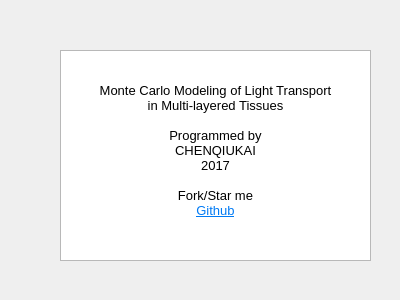
This is mainwidgets/about.ui in SimonCqk/Photon_Propagation_Simulation as Qt 5 draws it before an edit. The edited form follows.
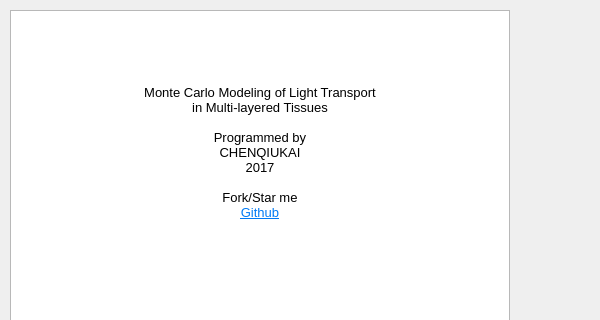
This is the edited form.

Commit message: fix open hyperlink bug

```diff
--- a/mainwidgets/about.ui
+++ b/mainwidgets/about.ui
@@ -6,8 +6,8 @@
    <rect>
     <x>0</x>
     <y>0</y>
-    <width>400</width>
-    <height>300</height>
+    <width>600</width>
+    <height>320</height>
    </rect>
   </property>
   <property name="windowTitle">
@@ -16,10 +16,10 @@
   <widget class="QTextBrowser" name="textBrowser">
    <property name="geometry">
     <rect>
-     <x>60</x>
-     <y>50</y>
-     <width>311</width>
-     <height>211</height>
+     <x>10</x>
+     <y>10</y>
+     <width>500</width>
+     <height>320</height>
     </rect>
    </property>
    <property name="font">
@@ -34,6 +34,9 @@
 &lt;/style&gt;&lt;/head&gt;&lt;body style=&quot; font-family:'Microsoft YaHei UI'; font-size:9pt; font-weight:400; font-style:normal;&quot;&gt;
 &lt;p align=&quot;center&quot; style=&quot;-qt-paragraph-type:empty; margin-top:0px; margin-bottom:0px; margin-left:0px; margin-right:0px; -qt-block-indent:0; text-indent:0px; font-family:'SimSun';&quot;&gt;&lt;br /&gt;&lt;/p&gt;
 &lt;p align=&quot;center&quot; style=&quot;-qt-paragraph-type:empty; margin-top:0px; margin-bottom:0px; margin-left:0px; margin-right:0px; -qt-block-indent:0; text-indent:0px; font-family:'SimSun';&quot;&gt;&lt;br /&gt;&lt;/p&gt;
+&lt;p align=&quot;center&quot; style=&quot;-qt-paragraph-type:empty; margin-top:0px; margin-bottom:0px; margin-left:0px; margin-right:0px; -qt-block-indent:0; text-indent:0px; font-family:'SimSun';&quot;&gt;&lt;br /&gt;&lt;/p&gt;
+&lt;p align=&quot;center&quot; style=&quot;-qt-paragraph-type:empty; margin-top:0px; margin-bottom:0px; margin-left:0px; margin-right:0px; -qt-block-indent:0; text-indent:0px; font-family:'SimSun';&quot;&gt;&lt;br /&gt;&lt;/p&gt;
+&lt;p align=&quot;center&quot; style=&quot;-qt-paragraph-type:empty; margin-top:0px; margin-bottom:0px; margin-left:0px; margin-right:0px; -qt-block-indent:0; text-indent:0px; font-family:'SimSun';&quot;&gt;&lt;br /&gt;&lt;/p&gt;
 &lt;p align=&quot;center&quot; style=&quot; margin-top:0px; margin-bottom:0px; margin-left:0px; margin-right:0px; -qt-block-indent:0; text-indent:0px;&quot;&gt;&lt;span style=&quot; font-family:'SimSun'; font-size:10pt;&quot;&gt;Monte Carlo Modeling of Light Transport&lt;/span&gt;&lt;/p&gt;
 &lt;p align=&quot;center&quot; style=&quot; margin-top:0px; margin-bottom:0px; margin-left:0px; margin-right:0px; -qt-block-indent:0; text-indent:0px;&quot;&gt;&lt;span style=&quot; font-family:'SimSun'; font-size:10pt;&quot;&gt;in Multi-layered Tissues&lt;/span&gt;&lt;/p&gt;
 &lt;p align=&quot;center&quot; style=&quot;-qt-paragraph-type:empty; margin-top:0px; margin-bottom:0px; margin-left:0px; margin-right:0px; -qt-block-indent:0; text-indent:0px; font-family:'SimSun'; font-size:10pt;&quot;&gt;&lt;br /&gt;&lt;/p&gt;
```
The commit also changes 2 other files.
